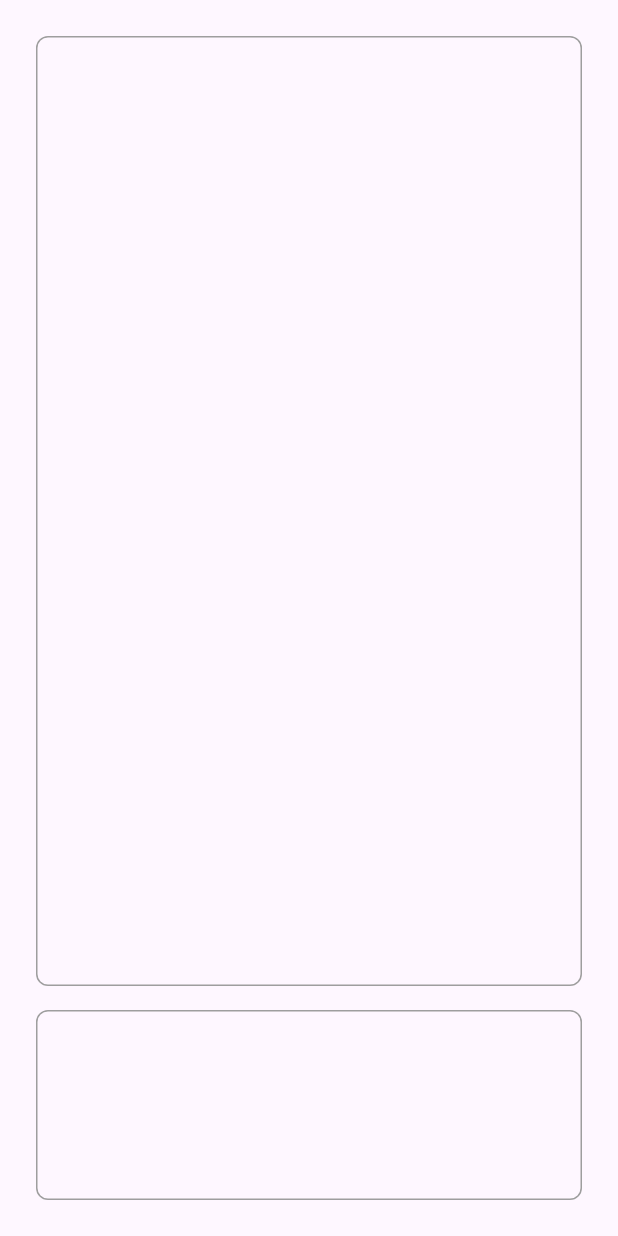
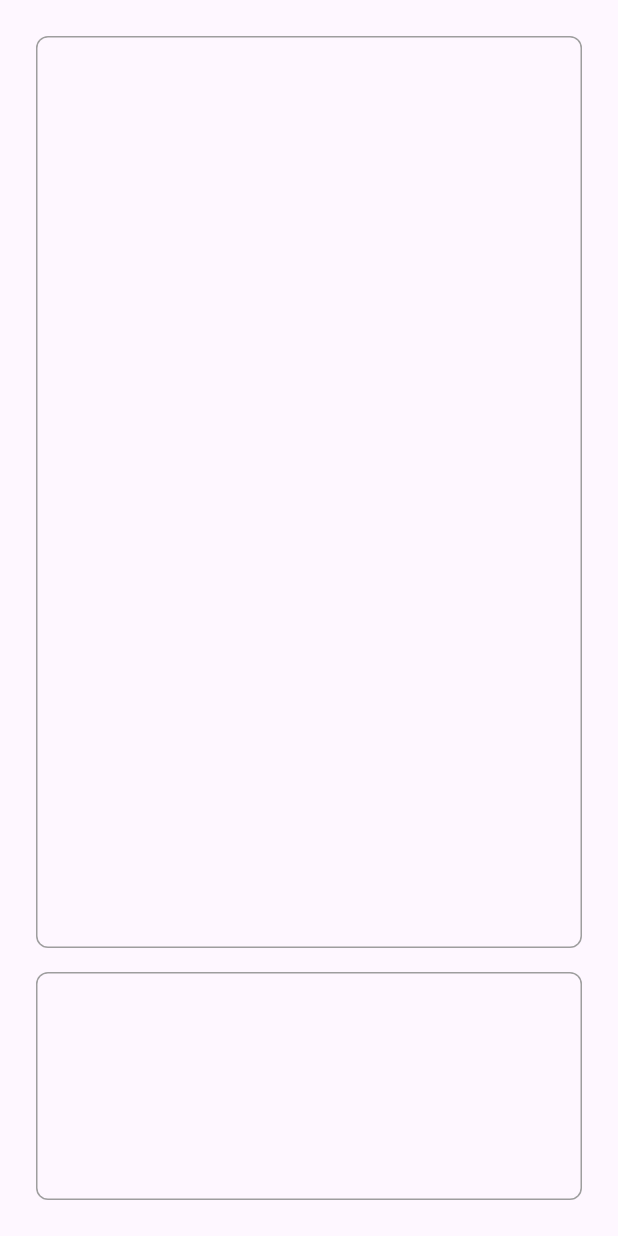
Before and after one commit to mhmdgazzar/checklist, a Flutter app: the screen it shows after launch, on a phone screen of 412 x 824 dp. Run offline on Flutter 3.47's test engine with Material 3 defaults, Android fonts, the phone set to English and light mode, and no system bars.

Commit message:
main screen structure

```diff
--- a/lib/src/features/main_screen/presentation/main_screen.dart
+++ b/lib/src/features/main_screen/presentation/main_screen.dart
@@ -17,7 +17,7 @@ class _MainScreenState extends State<MainScreen> {
           child: Column(
             children: [
               Flexible(
-                flex: 5,
+                flex: 4,
                 child: Container(
                   decoration: BoxDecoration(
                     borderRadius: const BorderRadius.all(
@@ -28,6 +28,12 @@ class _MainScreenState extends State<MainScreen> {
                       width: 1,
                     ),
                   ),
+                  child: const Padding(
+                      padding: EdgeInsets.all(8.0),
+                      child: SizedBox(
+                        height: double.infinity,
+                        width: double.infinity,
+                      )),
                 ),
               ),
               const SizedBox(height: 16),
@@ -43,6 +49,13 @@ class _MainScreenState extends State<MainScreen> {
                       width: 1,
                     ),
                   ),
+                  child: const Padding(
+                    padding: EdgeInsets.all(8.0),
+                    child: SizedBox(
+                      height: double.infinity,
+                      child: Row(),
+                    ),
+                  ),
                 ),
               )
             ],
```
